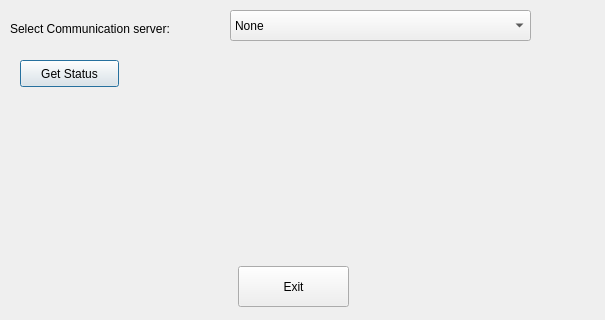
This is commands.ui in calebxyz/bitcon_server as Qt 5 draws it before an edit. The edited form follows.
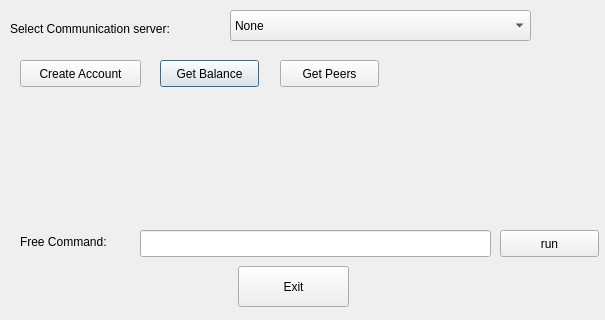
This is the edited form.

```diff
--- a/commands.ui
+++ b/commands.ui
@@ -44,14 +44,14 @@
   <widget class="QPushButton" name="pushButton">
    <property name="geometry">
     <rect>
-     <x>20</x>
+     <x>160</x>
      <y>60</y>
      <width>99</width>
      <height>27</height>
     </rect>
    </property>
    <property name="text">
-    <string>Get Status</string>
+    <string>Get Balance</string>
    </property>
   </widget>
   <widget class="QPushButton" name="pushButton_2">
@@ -67,6 +67,68 @@
     <string>Exit</string>
    </property>
   </widget>
+  <widget class="QPushButton" name="pushButton_3">
+   <property name="geometry">
+    <rect>
+     <x>20</x>
+     <y>60</y>
+     <width>121</width>
+     <height>27</height>
+    </rect>
+   </property>
+   <property name="text">
+    <string>Create Account</string>
+   </property>
+  </widget>
+  <widget class="QPushButton" name="pushButton_4">
+   <property name="geometry">
+    <rect>
+     <x>280</x>
+     <y>60</y>
+     <width>99</width>
+     <height>27</height>
+    </rect>
+   </property>
+   <property name="text">
+    <string>Get Peers</string>
+   </property>
+  </widget>
+  <widget class="QLabel" name="label_2">
+   <property name="geometry">
+    <rect>
+     <x>20</x>
+     <y>226</y>
+     <width>111</width>
+     <height>31</height>
+    </rect>
+   </property>
+   <property name="text">
+    <string>Free Command:</string>
+   </property>
+  </widget>
+  <widget class="QLineEdit" name="lineEdit">
+   <property name="geometry">
+    <rect>
+     <x>140</x>
+     <y>230</y>
+     <width>351</width>
+     <height>27</height>
+    </rect>
+   </property>
+  </widget>
+  <widget class="QPushButton" name="pushButton_5">
+   <property name="geometry">
+    <rect>
+     <x>500</x>
+     <y>230</y>
+     <width>99</width>
+     <height>27</height>
+    </rect>
+   </property>
+   <property name="text">
+    <string>run</string>
+   </property>
+  </widget>
  </widget>
  <resources/>
  <connections/>
```
